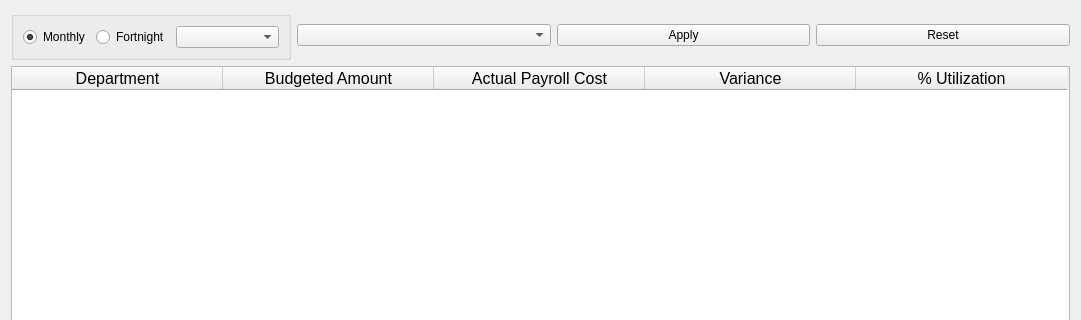
Justin-Kuchmy/JustPay_App, file UI/Dialogs/budget_utilization.ui: the form before one commit; both pictures show x 0 to 1081 and y 0 to 320 of the 1081 by 514 pixel window.
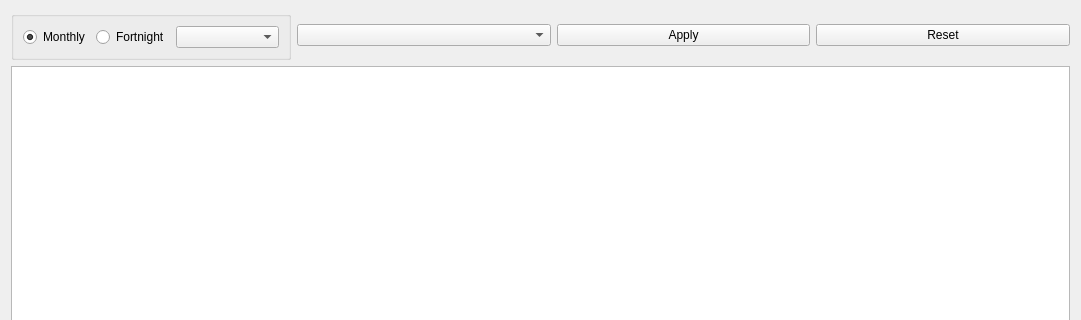
The form after the commit.

The edit to the form file:
```diff
--- a/UI/Dialogs/budget_utilization.ui
+++ b/UI/Dialogs/budget_utilization.ui
@@ -84,7 +84,7 @@
       </layout>
      </item>
      <item>
-      <widget class="QTableWidget" name="tableWidget">
+      <widget class="QTableView" name="budgetTableView">
        <property name="sizePolicy">
         <sizepolicy hsizetype="Expanding" vsizetype="Expanding">
          <horstretch>0</horstretch>
@@ -105,65 +105,15 @@
        <property name="lineWidth">
         <number>0</number>
        </property>
-       <attribute name="horizontalHeaderVisible">
-        <bool>true</bool>
-       </attribute>
-       <attribute name="horizontalHeaderCascadingSectionResizes">
-        <bool>false</bool>
-       </attribute>
-       <attribute name="horizontalHeaderDefaultSectionSize">
+       <attribute name="horizontalHeaderMinimumSectionSize">
         <number>211</number>
        </attribute>
-       <column>
-        <property name="text">
-         <string>Department</string>
-        </property>
-        <property name="font">
-         <font>
-          <pointsize>12</pointsize>
-         </font>
-        </property>
-       </column>
-       <column>
-        <property name="text">
-         <string>Budgeted Amount</string>
-        </property>
-        <property name="font">
-         <font>
-          <pointsize>12</pointsize>
-         </font>
-        </property>
-       </column>
-       <column>
-        <property name="text">
-         <string>Actual Payroll Cost</string>
-        </property>
-        <property name="font">
-         <font>
-          <pointsize>12</pointsize>
-         </font>
-        </property>
-       </column>
-       <column>
-        <property name="text">
-         <string>Variance</string>
-        </property>
-        <property name="font">
-         <font>
-          <pointsize>12</pointsize>
-         </font>
-        </property>
-       </column>
-       <column>
-        <property name="text">
-         <string>% Utilization</string>
-        </property>
-        <property name="font">
-         <font>
-          <pointsize>12</pointsize>
-         </font>
-        </property>
-       </column>
+       <attribute name="horizontalHeaderDefaultSectionSize">
+        <number>49</number>
+       </attribute>
+       <attribute name="horizontalHeaderHighlightSections">
+        <bool>false</bool>
+       </attribute>
       </widget>
      </item>
      <item>
```
